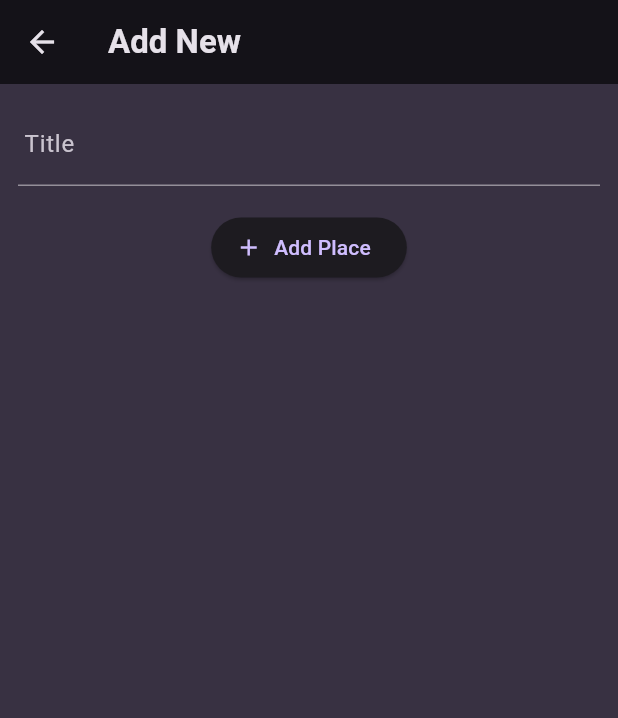
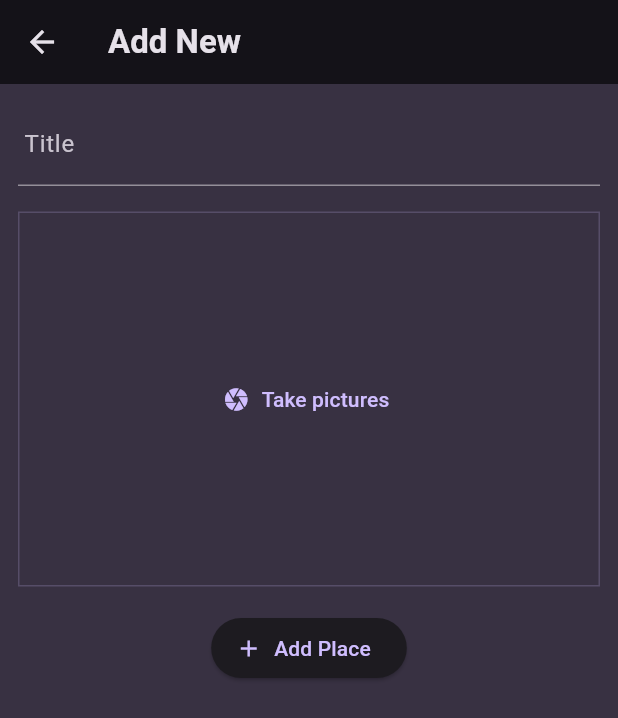
Before and after one commit to sovaamahato/favourite_places_app, a Flutter app: the screen it shows after launch, after a tap on the "add" icon, on a phone screen of 412 x 824 dp. Shown: the top 718 px of the screen. Run offline on Flutter 3.47's test engine with Material 3 defaults, Android fonts, the phone set to English and light mode, and no system bars; our stand-ins replace flutter_riverpod, google_fonts, image_picker.

Commit message:
taking pictures using camera and adding in the list

```diff
--- a/lib/models.dart
+++ b/lib/models.dart
@@ -1,3 +1,5 @@
+import 'dart:io';
+
 import 'package:uuid/uuid.dart';
 
 const uuid = Uuid();
@@ -5,5 +7,6 @@ const uuid = Uuid();
 class Place {
   final String id;
   final String title;
-  Place({required this.title}) : id = uuid.v4();
+  final File image;
+  Place({required this.title, required this.image}) : id = uuid.v4();
 }
--- a/lib/providers/user_places.dart
+++ b/lib/providers/user_places.dart
@@ -1,11 +1,13 @@
+import 'dart:io';
+
 import 'package:favourite_places_app/models.dart';
 import 'package:flutter_riverpod/flutter_riverpod.dart';
 
 class UserPlaceNotifier extends StateNotifier<List<Place>> {
   UserPlaceNotifier() : super(const []);
 
-  void addPlace(String title) {
-    final newPlace = Place(title: title);
+  void addPlace(String title, File image) {
+    final newPlace = Place(title: title, image: image);
     state = [newPlace, ...state];
   }
 }
--- a/lib/screens/add_place.dart
+++ b/lib/screens/add_place.dart
@@ -1,4 +1,7 @@
+import 'dart:io';
+
 import 'package:favourite_places_app/providers/user_places.dart';
+import 'package:favourite_places_app/widgets/image_input.dart';
 import 'package:flutter/material.dart';
 import 'package:flutter_riverpod/flutter_riverpod.dart';
 
@@ -12,14 +15,17 @@ class AddPlaceScreen extends ConsumerStatefulWidget {
 class _AddPlaceScreenState extends ConsumerState<AddPlaceScreen> {
   //controllers
   final _titleController = TextEditingController();
+  File? _selectedImage;
 
 //to save the place entered
   void _savePlace() {
     final enteredTitle = _titleController.text;
-    if (enteredTitle.isEmpty) {
+    if (enteredTitle.isEmpty || _selectedImage == null) {
       return;
     }
-    ref.read(userPlaceProvider.notifier).addPlace(enteredTitle);
+    ref
+        .read(userPlaceProvider.notifier)
+        .addPlace(enteredTitle, _selectedImage!);
     Navigator.of(context).pop();
   }
 
@@ -50,6 +56,16 @@ class _AddPlaceScreenState extends ConsumerState<AddPlaceScreen> {
               const SizedBox(
                 height: 17,
               ),
+              //image input
+
+              ImageInput(
+                onPickImage: (image) {
+                  _selectedImage = image;
+                },
+              ),
+              const SizedBox(
+                height: 17,
+              ),
               ElevatedButton.icon(
                 onPressed: _savePlace,
                 icon: const Icon(Icons.add),
--- a/lib/screens/places.dart
+++ b/lib/screens/places.dart
@@ -26,7 +26,10 @@ class PlacesScreen extends ConsumerWidget {
           ),
         ],
       ),
-      body: PlacesList(places: userPlaces),
+      body: Padding(
+        padding: const EdgeInsets.all(8.0),
+        child: PlacesList(places: userPlaces),
+      ),
     );
   }
 }
--- /dev/null
+++ b/lib/widgets/image_input.dart
@@ -0,0 +1,68 @@
+import 'dart:io';
+
+import 'package:flutter/material.dart';
+import 'package:image_picker/image_picker.dart';
+
+class ImageInput extends StatefulWidget {
+  final void Function(File image) onPickImage;
+  const ImageInput({super.key, required this.onPickImage});
+
+  @override
+  State<ImageInput> createState() => _ImageInputState();
+}
+
+class _ImageInputState extends State<ImageInput> {
+  File? _selectedImage;
+
+  void _takePicture() async {
+    final imagePicker = ImagePicker();
+    final pickedImage = await imagePicker.pickImage(
+      source: ImageSource.camera,
+      maxWidth: 600,
+    );
+    //when user just open the camera and donot take the picture ..
+    //in that case the picjedImage will be null . so to handle this
+
+    if (pickedImage == null) {
+      return;
+    }
+    setState(() {
+      _selectedImage = File(pickedImage.path);
+    });
+
+    widget.onPickImage(_selectedImage!);
+  }
+
+  @override
+  Widget build(BuildContext context) {
+    Widget content = TextButton.icon(
+      onPressed: _takePicture,
+      icon: const Icon(Icons.camera),
+      label: const Text("Take pictures"),
+    );
+    if (_selectedImage != null) {
+      content = InkWell(
+        onTap: _takePicture,
+        child: Image.file(
+          _selectedImage!,
+          fit: BoxFit.cover,
+          width: double.infinity,
+          height: double.infinity,
+        ),
+      );
+    }
+    return Container(
+        alignment: Alignment.center,
+        height: 250,
+        decoration: BoxDecoration(
+          border: Border.all(
+            width: 1,
+            color: Theme.of(context).colorScheme.primary.withOpacity(
+                  0.2,
+                ),
+          ),
+        ),
+        width: double.infinity,
+        child: content);
+  }
+}
--- a/pubspec.yaml
+++ b/pubspec.yaml
@@ -39,6 +39,7 @@ dependencies:
   # for auto generating id
   uuid: ^4.3.3
   flutter_riverpod: ^2.4.10
+  image_picker: ^1.0.7
 
 dev_dependencies:
   flutter_test:
```
Also changed, not shown: lib/screens/places_details.dart (added, +27 -0 lines), lib/widgets/places.list.dart (+14 -0 lines), lib/screens/places_fetails.dart (deleted), pubspec.lock, 6 other files.
